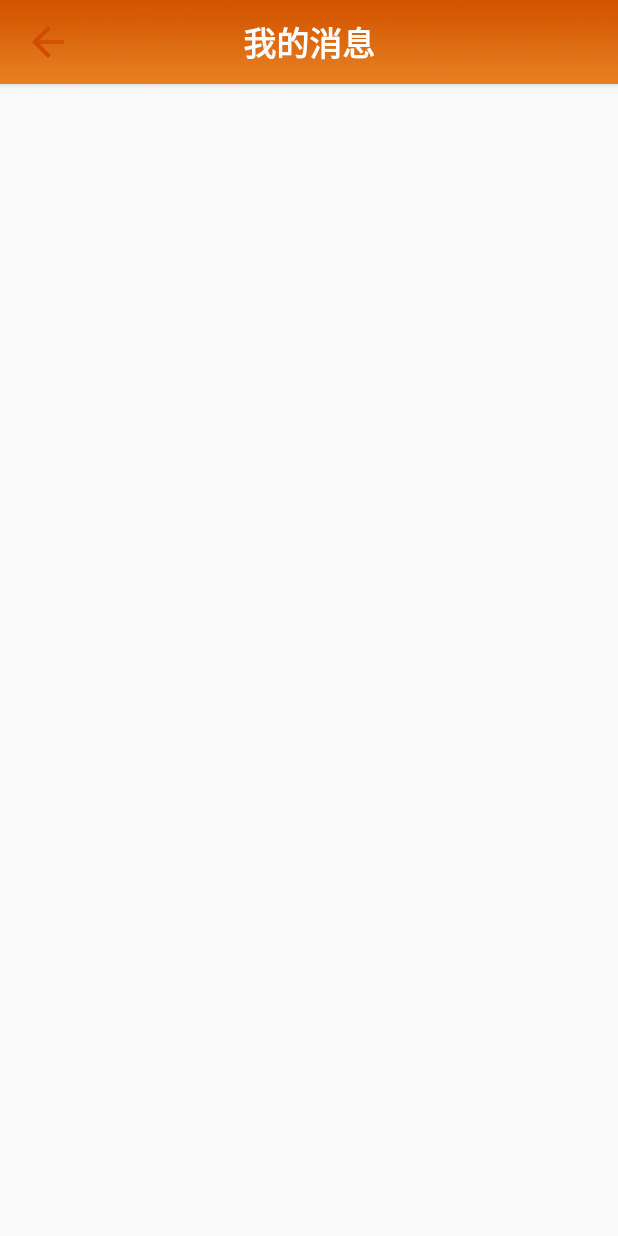
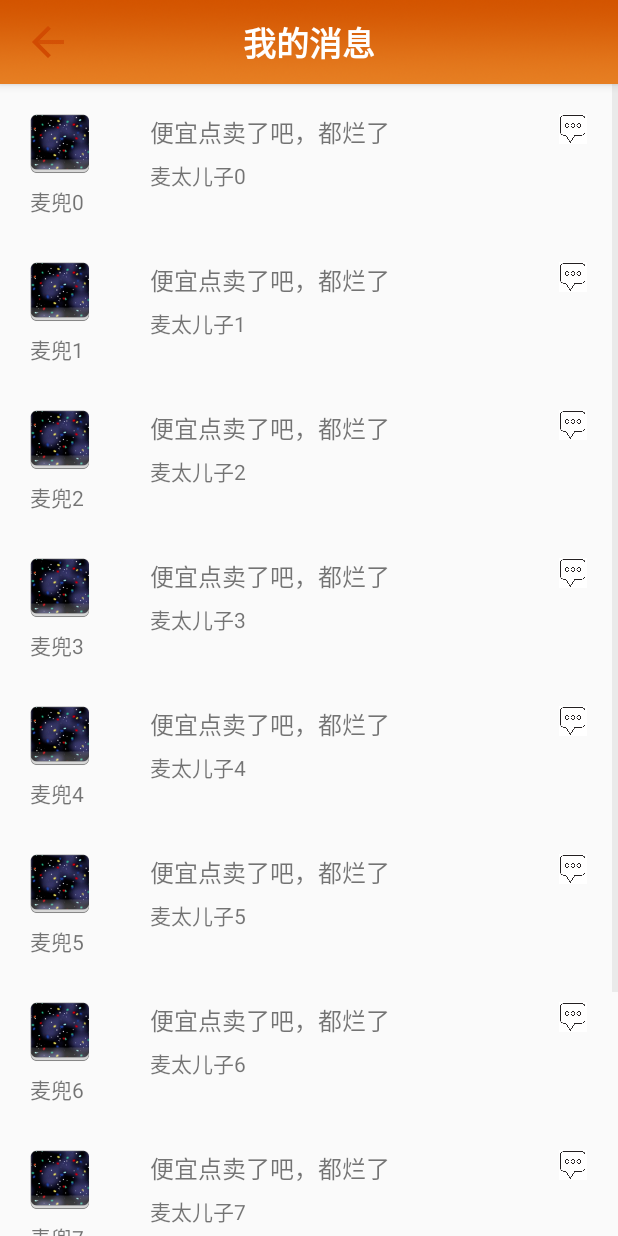
Before and after one commit to sumoonx/my-circle, an Android app: the MyMessageActivity screen opened directly, with no data from a screen before it, on a phone screen of 412 x 824 dp. Run offline under Robolectric (Android 15) with nearby library versions, the phone set to English and light mode, and no system bars; libraries missing offline, so code that uses them is left out: com.orhanobut.logger.

Commit message:
完成了MyMessageActivity的编写，实现了基本的显示，监听等功能

```diff
--- a/app/src/main/java/com/seu/mycircurt/commodity/MyReleaseActivity.java
+++ b/app/src/main/java/com/seu/mycircurt/commodity/MyReleaseActivity.java
@@ -22,7 +22,7 @@ import java.util.Map;
 /**
  * description
  * @author yqman on 2016/1/8
- * e-mail evanman@163.com
+ * e-mail evanman0618@163.com
  * @version v0.0
  */
 public class MyReleaseActivity extends BaseActivity implements View.OnClickListener{
--- a/app/src/main/java/com/seu/mycircurt/social/MyMessageActivity.java
+++ b/app/src/main/java/com/seu/mycircurt/social/MyMessageActivity.java
@@ -1,40 +1,170 @@
 package com.seu.mycircurt.social;
 
 import android.app.Activity;
+import android.content.Context;
 import android.os.Bundle;
 import android.view.View;
+import android.view.ViewGroup;
+import android.widget.AdapterView;
 import android.widget.ImageView;
+import android.widget.ListView;
+import android.widget.SimpleAdapter;
+import android.widget.TextView;
+import android.widget.Toast;
 
+import com.orhanobut.logger.Logger;
 import com.seu.mycircurt.R;
 
+import java.util.ArrayList;
+import java.util.HashMap;
+import java.util.List;
+import java.util.Map;
+
 /**
- * description:
- * @author JeremyXu on 2015/12/25
- * e-mail: jeremy_xm@163.com
+ * description
+ * @author yqman on 2016/1/8
+ * e-mail evanman0618@163.com
  * @version v0.0
  */
 public class MyMessageActivity extends Activity implements View.OnClickListener{
     private ImageView backclick;
+    private ListView listView;
+    private MyAdapter myAdapter;
+    private List<Map<String,Object>> listData = new ArrayList<Map<String,Object>>();
+    public static final String image="MyImage";
+    public static final String name="MyName";
+    public static final String description="MyDescription";
+    public static final String message="MyMessage";
     protected void onCreate(Bundle savedInstanceState) {
         super.onCreate(savedInstanceState);
         setContentView(R.layout.activity_my_msg);
+        initView();
+        initListView();
+    }
 
+    /**
+     * 该方法主要是完成对于除ListView控件的所有初始化操作：
+     * 绑定id、添加监听器等
+     */
+    private void initView(){
         backclick = (ImageView) findViewById(R.id.my_msg_back);
         backclick.setOnClickListener(this);
     }
+    /**
+     * 该方法主要是完成对ListView控件的所有初始化操作：
+     * 绑定id、添加监听器、绑定adapter等
+     */
+    private void initListView(){
+        listView = (ListView)findViewById(R.id.my_msg_list);
+        initListData();
+        myAdapter = new MyAdapter(this,listData,R.layout.list_my_msg,
+                new String[]{image,name,message,description},
+                new int[]{R.id.my_msg_list_head,R.id.my_msg_list_id,R.id.my_msg_list_resp,R.id.my_msg_list_detail});
+        listView.setAdapter(myAdapter);
+        listView.setOnItemClickListener(new MyOnItemClickListener());
+    }
 
+    /**
+     * 该方法主要是虚构一堆数据出来调试使用
+     */
+    private void initListData(){
+        for(int ii=0;ii<10;ii++)
+        {
+            Map<String,Object> map = new HashMap<String,Object>();
+            map.put(image,R.drawable.head);
+            map.put(name,"麦兜"+ii);
+            map.put(description,"麦太儿子"+ii);
+            map.put(message,"便宜点卖了吧，都烂了");
+            listData.add(map);
+        }
+    }
+
+    /**
+     * 该方法用于刷新ListView
+     */
+    private void freshListData(){
+        myAdapter.freshData(listData);
+        myAdapter.notifyDataSetChanged();
+        listView.setSelection(myAdapter.getCount() - 1);
+    }
     @Override
     public void onClick(View v) {
         switch (v.getId()){
             case R.id.my_msg_back:
-                backOperation();
+                onBackPressed();
                 break;
             default:
                 break;
         }
     }
 
-    private void backOperation(){
+    @Override
+    public void onBackPressed() {
+        super.onBackPressed();
+        Logger.d("click back");
+        finish();
+    }
+    /**
+     * 下面这个类就是一个继承自SimpleAdapter的适配器
+     * 覆写了int getCount()、Object getItem(int pos)、long getItemId(int pos)、View getView（）
+     * 四个方法；
+     * 然后写了一个freshData方法用于更新MyAdapter中的mItemList域；
+     * @warring 该类的定义可以移动到外面去，即可以不是一个内部类
+     */
+    class MyAdapter extends SimpleAdapter {
+        private List<Map<String, Object>> mItemList;
+        public MyAdapter(Context context, List<? extends Map<String,Object>> data,
+                         int resource, String[] from, int[] to) {
+            super(context, data, resource, from, to);
+            mItemList = (List<Map<String, Object>>) data;
+        }
+        public int getCount() {
+            return mItemList.size();
+        }
 
+        public Object getItem(int pos) {
+            return pos;
+        }
+
+        public long getItemId(int pos) {
+            return pos;
+        }
+
+        @Override
+        public View getView(int position, View convertView, ViewGroup parent) {
+            Map<String ,Object> map = mItemList.get(position);
+            View view = super.getView(position, convertView, parent);
+            int image  =  (Integer)map.get(MyMessageActivity.image);
+            ImageView imageview = (ImageView)view.findViewById(R.id.my_msg_list_head);
+            imageview.setBackgroundResource(image);
+            TextView name = (TextView)view.findViewById(R.id.my_msg_list_id);
+            name.setText((String)map.get(MyMessageActivity.name));
+            TextView date = (TextView)view.findViewById(R.id.my_msg_list_resp);
+            date.setText((String)map.get(MyMessageActivity.message));
+            TextView description = (TextView)view.findViewById(R.id.my_msg_list_detail);
+            description.setText((String)map.get(MyMessageActivity.description));
+            return view;
+        }
+        public void freshData(List<Map<String, Object>> newItemList){
+            mItemList = newItemList;
+        }
+    }
+    /**
+     * 下面这个类就是一个实现了OnItemClickListener接口的类
+     * 覆写了onItemClick方法；用于获取点击行的相关信息
+     */
+    class MyOnItemClickListener implements AdapterView.OnItemClickListener{
+        @Override
+        public void onItemClick(AdapterView<?> parent, View view, int position, long id) {
+                HashMap<String ,String> map = new HashMap<String, String>();
+                TextView mTextView = (TextView)view.findViewById(R.id.my_msg_list_id);
+                map.put(MyMessageActivity.name, mTextView.getText().toString()+"1");
+                mTextView = (TextView)view.findViewById(R.id.my_msg_list_detail);
+                map.put(MyMessageActivity.description, mTextView.getText().toString()+"1");
+                mTextView = (TextView)view.findViewById(R.id.my_msg_list_resp);
+                map.put(MyMessageActivity.message, mTextView.getText().toString());
+                Toast.makeText(MyMessageActivity.this, ""+map.get(MyMessageActivity.name)+" "+
+                        map.get(MyMessageActivity.message), Toast.LENGTH_SHORT).show();
+        }
     }
 }
--- a/app/src/main/res/layout/list_my_msg.xml
+++ b/app/src/main/res/layout/list_my_msg.xml
@@ -32,7 +32,7 @@
         android:singleLine="true"
         android:ellipsize="end"/>
     <TextView
-        android:id="@+id/my_msg_detail"
+        android:id="@+id/my_msg_list_detail"
         android:layout_width="wrap_content"
         android:layout_height="wrap_content"
         android:layout_below="@+id/my_msg_list_resp"
```
